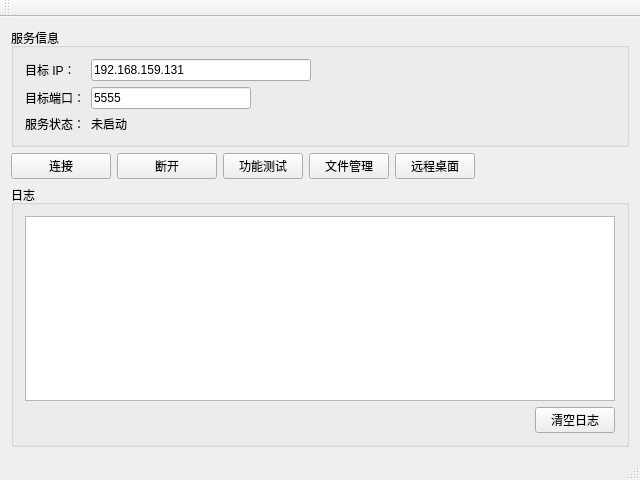
91xrz/Qt_Remote, file Qt_Remote/client/view/Qt_Remote.ui: the form before one commit.
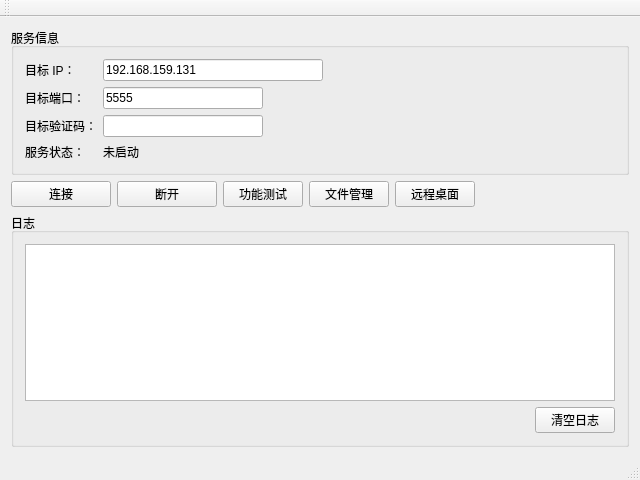
The form after the commit.

Commit message: feat(auth): add password-hash based connection authentication

Diff of the .ui file:
```diff
--- a/Qt_Remote/client/view/Qt_Remote.ui
+++ b/Qt_Remote/client/view/Qt_Remote.ui
@@ -62,13 +62,33 @@
         </widget>
        </item>
        <item row="2" column="0">
+        <widget class="QLabel" name="labelPasswordTitle">
+         <property name="text">
+          <string>目标验证码：</string>
+         </property>
+        </widget>
+       </item>
+       <item row="2" column="1">
+        <widget class="QLineEdit" name="lineEditPassword">
+         <property name="maximumSize">
+          <size>
+           <width>160</width>
+           <height>16777215</height>
+          </size>
+         </property>
+         <property name="echoMode">
+          <enum>QLineEdit::Password</enum>
+         </property>
+        </widget>
+       </item>
+       <item row="3" column="0">
         <widget class="QLabel" name="labelServiceStatusTitle">
          <property name="text">
           <string>服务状态：</string>
          </property>
         </widget>
        </item>
-       <item row="2" column="1">
+       <item row="3" column="1">
         <widget class="QLabel" name="labelServiceStatusValue">
          <property name="text">
           <string>未启动</string>
```
The commit also changes 11 other files.
